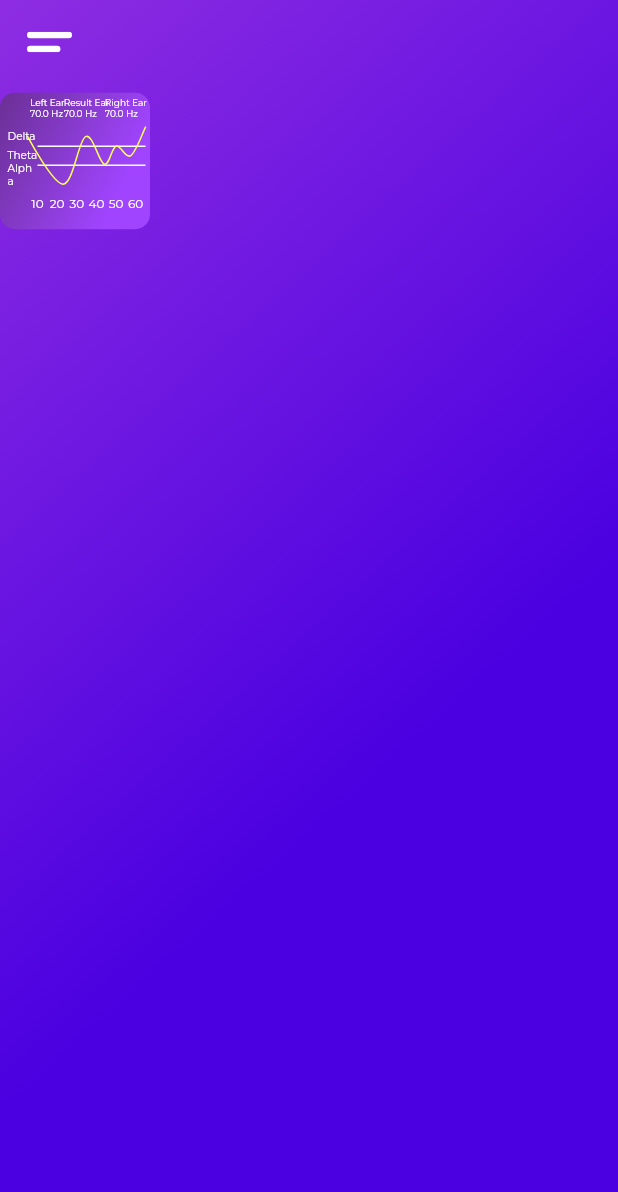
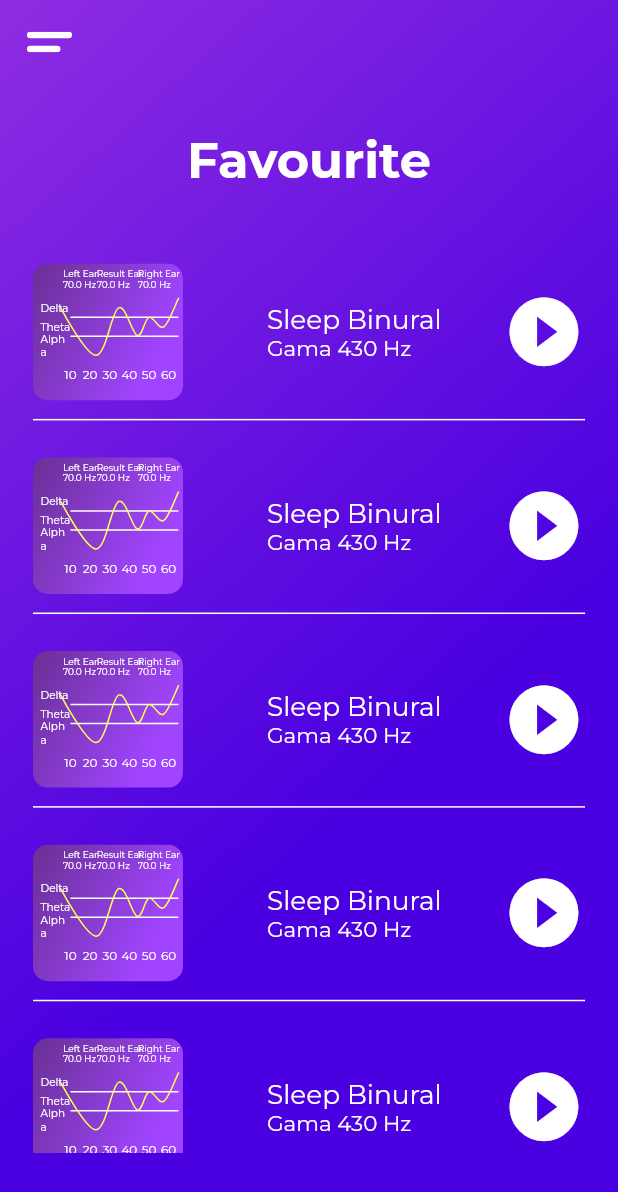
Before and after one commit to jaffarabbas/binural-beats-mobile-app, a Flutter app: the screen it shows after launch, on a phone screen of 412 x 824 dp. Shown: the top 1192 px of the screen. Run offline on Flutter 3.47's test engine with Material 2 defaults, Android fonts, the light colour scheme and no system bars; drawn by our look-alikes of fl_chart; our stand-ins replace flutter_screenutil, flutter_svg, font_awesome_flutter, google_fonts.

Commit message:
Updated lib/view/favourite_view/favourite_view.dart at 23/11/2022 18:36:07

```diff
--- a/binural_app/lib/view/favourite_view/favourite_view.dart
+++ b/binural_app/lib/view/favourite_view/favourite_view.dart
@@ -19,17 +19,79 @@ class FavouriteView extends StatelessWidget {
       appBar: CustomAppBar(isContainAction: false),
       body: Container(
         decoration: linearBackground,
+        child: Container(
+          margin: EdgeInsets.only(top: 70.h),
+          padding: EdgeInsets.symmetric(horizontal: 20.w),
           child: Column(
+            mainAxisAlignment: MainAxisAlignment.start,
+            crossAxisAlignment: CrossAxisAlignment.center,
             children: [
               Container(
-              margin: EdgeInsets.only(top: 50.h),
+                padding: EdgeInsets.only(bottom: 20.h),
+                child: Text(
+                  'Favourite',
+                  style: TextStyle(
+                      fontSize: 30.sp,
+                      fontWeight: FontWeight.bold,
+                      color: secondaryColor),
+                ),
+              ),
+              Container(
+                height: 500.h,
+                padding: EdgeInsets.zero,
+                child: ListView.builder(
+                   padding: EdgeInsets.zero,
+                  shrinkWrap: true,
+                  itemCount: 50,
+                  itemBuilder: (context, index) {
+                    return Container(
+                      margin: EdgeInsets.only(top: 10.h),
+                      padding: EdgeInsets.symmetric(vertical: 10.h),
+                      decoration: sampleCardDecoration,
                       child: Row(
+                        mainAxisAlignment: MainAxisAlignment.spaceBetween,
                         children: [
-                  SecondaryCard(color: cardList[0], frequencfyInHurdz: [], spots: [])
+                          SecondaryCard(
+                              color: cardList[0],
+                              frequencfyInHurdz: [],
+                              spots: []),
+                          Container(
+                            // padding: EdgeInsets.only(left: 5.sp),
+                            child: Column(
+                              mainAxisAlignment: MainAxisAlignment.start,
+                              crossAxisAlignment: CrossAxisAlignment.start,
+                              children: [
+                                Text(
+                                  'Sleep Binural',
+                                  style: TextStyle(
+                                      fontSize: 16.sp, color: secondaryColor),
+                                ),
+                                Text(
+                                  'Gama 430 Hz',
+                                  style: TextStyle(
+                                      fontSize: 13.sp, color: secondaryColor),
+                                ),
                               ],
+                            ),
+                          ),
+                          InkWell(
+                            onTap: () {},
+                            child: Container(
+                              child: Icon(
+                                Icons.play_circle_fill,
+                                size: 50.sp,
+                                color: secondaryColor,
+                              ),
                             ),
                           )
                         ],
+                      ),
+                    );
+                  },
+                ),
+              )
+            ],
+          ),
         ),
       ),
       drawer: AppDrawer(),
```
Lines whose indentation alone changed are shown as unchanged.
